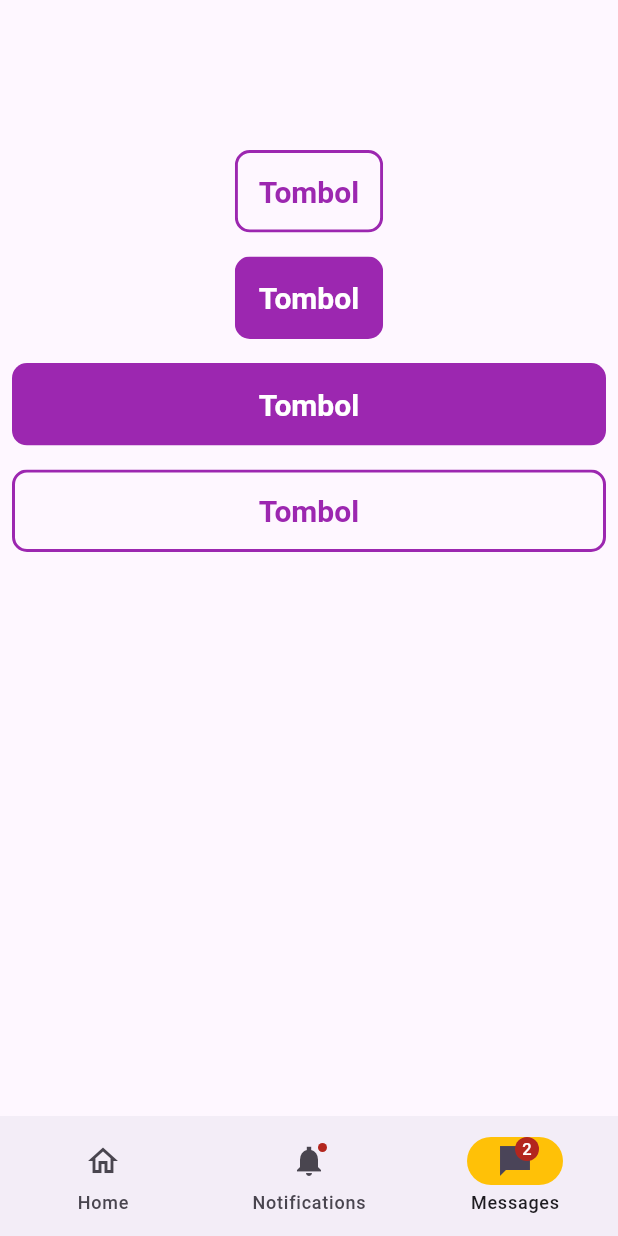
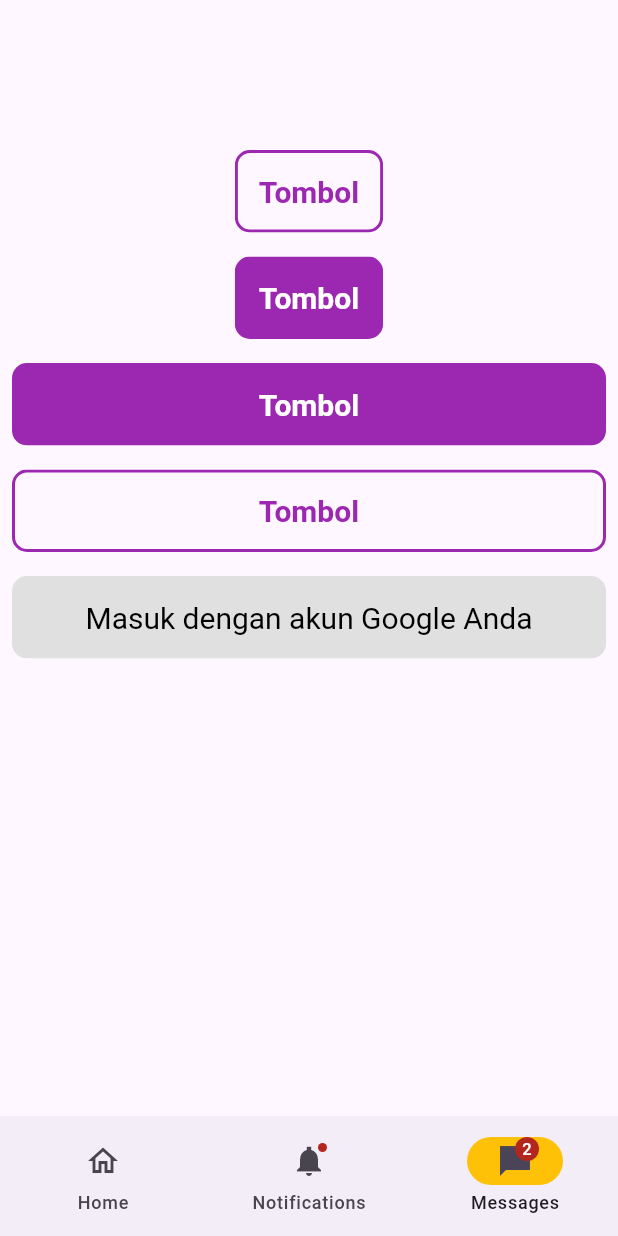
Before and after one commit to Armand96/gaboot_mobile, a Flutter app: the screen it shows after launch, item 3 of the bottom bar chosen, on a phone screen of 412 x 824 dp. Run offline on Flutter 3.47's test engine with Material 3 defaults, Android fonts, the light colour scheme and no system bars; our stand-ins replace bloc, dio, flutter_bloc, flutter_dotenv, shared_preferences.

Commit message:
google button

```diff
--- a/lib/testscreen/testscreen.dart
+++ b/lib/testscreen/testscreen.dart
@@ -1,5 +1,6 @@
 import 'package:flutter/material.dart';
 import 'package:gaboot_mobile/ui_collection/button/button.dart';
+import 'package:gaboot_mobile/ui_collection/button/google_button.dart';
 
 class TestScreen extends StatelessWidget {
   const TestScreen({super.key});
@@ -30,6 +31,10 @@ class TestScreen extends StatelessWidget {
             padding: const EdgeInsets.fromLTRB(8, 8, 8, 8),
             child: Button(btnColor: "primary", enabled: true, fullWidth: true, text: "Tombol", isOutline: true, funcs: test),
           ),
+          Padding(
+            padding: const EdgeInsets.fromLTRB(8, 8, 8, 8),
+            child: GButton(fullWidth: true, funcs: test, text: "Masuk dengan akun Google Anda", )
+          ),
         ],
       ),
     );
--- /dev/null
+++ b/lib/ui_collection/button/google_button.dart
@@ -0,0 +1,41 @@
+import 'package:flutter/material.dart';
+
+class GButton extends StatelessWidget {
+  final String text;
+  final bool fullWidth;
+  final Function() funcs;
+
+  const GButton(
+      {super.key,
+      required this.fullWidth,
+      required this.text,
+      required this.funcs});
+
+  @override
+  Widget build(BuildContext context) {
+    return ClipRRect(
+      borderRadius: BorderRadius.circular(4),
+      child: Stack(
+        children: <Widget>[
+          Positioned.fill(
+            child: Container(
+              decoration: BoxDecoration(
+                color: Colors.grey[300],
+                borderRadius: const BorderRadius.all(Radius.circular(10)),
+              ),
+            ),
+          ),
+          TextButton(
+            style: TextButton.styleFrom(
+                minimumSize: fullWidth ? const Size.fromHeight(50) : null,
+                foregroundColor: Colors.black,
+                padding: const EdgeInsets.all(16.0),
+                textStyle: const TextStyle(fontSize: 20)),
+            onPressed: funcs,
+            child: Wrap(children: [Text(text)]),
+          ),
+        ],
+      ),
+    );
+  }
+}
```
Also changed, not shown: asset/images/google.png (added).
